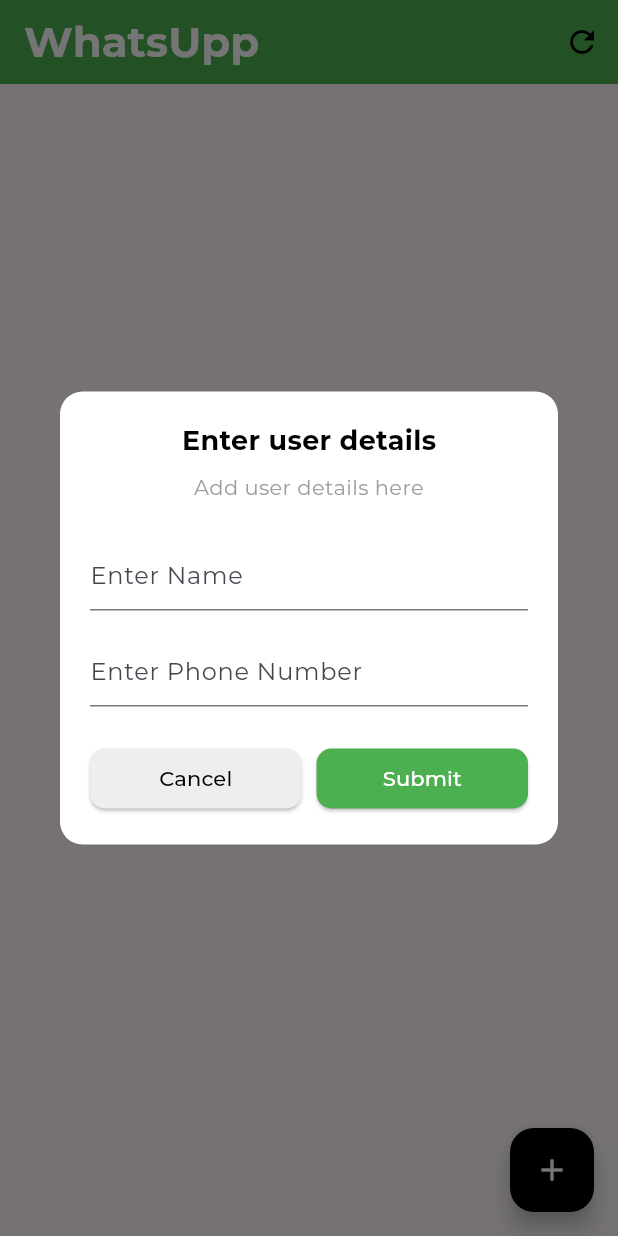
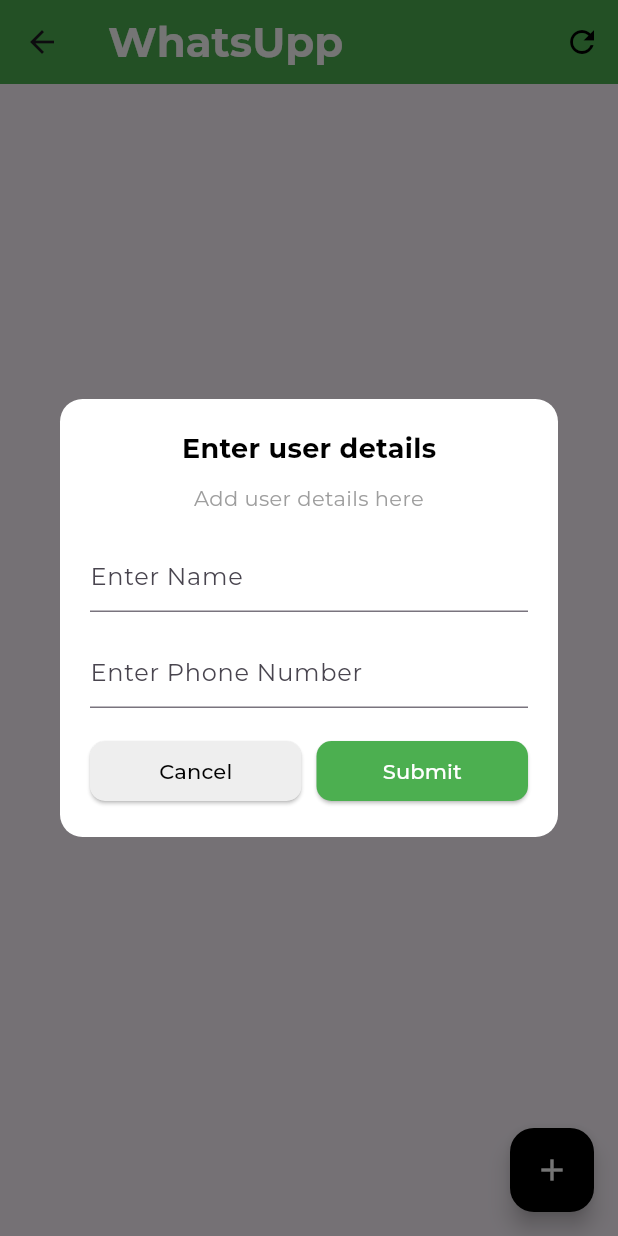
Before and after one commit to suheerthedev/complete_chat_app, a Flutter app: the UserInfoView screen opened by its route, after a tap on "Done", after a tap on the "add" icon, on a phone screen of 412 x 824 dp. Run offline on Flutter 3.47's test engine with Material 3 defaults, Android fonts, the phone set to English and light mode, and no system bars; our stand-ins replace cloud_firestore, firebase_auth, firebase_core, flutter_otp_text_field, font_awesome_flutter, image_picker and 3 more; accounts and stored records are empty; project files that could hold a hidden picture were left out.

Commit message:
Added Dialog

```diff
--- a/lib/app/app.dart
+++ b/lib/app/app.dart
@@ -9,6 +9,7 @@ import 'package:alwan_chat_app/ui/views/phone_registration/phone_registration_vi
 import 'package:alwan_chat_app/ui/views/user_info/user_info_view.dart';
 import 'package:alwan_chat_app/services/phone_auth_service.dart';
 import 'package:alwan_chat_app/ui/views/chat/chat_view.dart';
+import 'package:alwan_chat_app/ui/dialogs/user_input/user_input_dialog.dart';
 // @stacked-import
 
 @StackedApp(
@@ -34,7 +35,8 @@ import 'package:alwan_chat_app/ui/views/chat/chat_view.dart';
   ],
   dialogs: [
     StackedDialog(classType: InfoAlertDialog),
-    // @stacked-dialog
+    StackedDialog(classType: UserInputDialog),
+// @stacked-dialog
   ],
 )
 class App {}
--- a/lib/ui/dialogs/user_input/user_input_dialog.dart
+++ b/lib/ui/dialogs/user_input/user_input_dialog.dart
@@ -1,18 +1,27 @@
 import 'package:flutter/material.dart';
+import 'package:alwan_chat_app/ui/common/ui_helpers.dart';
+import 'package:stacked/stacked.dart';
 import 'package:stacked_services/stacked_services.dart';
 
-class UserInputDialog extends StatelessWidget {
+import 'user_input_dialog_model.dart';
+
+class UserInputDialog extends StackedView<UserInputDialogModel> {
   final DialogRequest request;
   final Function(DialogResponse) completer;
 
-  const UserInputDialog(
-      {Key? key, required this.request, required this.completer})
-      : super(key: key);
+  const UserInputDialog({
+    Key? key,
+    required this.request,
+    required this.completer,
+  }) : super(key: key);
 
   @override
-  Widget build(BuildContext context) {
+  Widget builder(
+    BuildContext context,
+    UserInputDialogModel viewModel,
+    Widget? child,
+  ) {
     final List<Widget> inputFields = request.data as List<Widget>? ?? [];
-
     return Dialog(
       shape: RoundedRectangleBorder(borderRadius: BorderRadius.circular(15)),
       backgroundColor: Colors.white,
@@ -31,7 +40,7 @@ class UserInputDialog extends StatelessWidget {
                   color: Colors.black,
                 ),
               ),
-            const SizedBox(height: 8),
+            verticalSpaceSmall,
             if (request.description != null)
               Text(
                 request.description!,
@@ -41,7 +50,7 @@ class UserInputDialog extends StatelessWidget {
                 ),
                 textAlign: TextAlign.center,
               ),
-            const SizedBox(height: 16),
+            verticalSpaceSmall,
 
             // Input Fields Section
             Column(
@@ -53,7 +62,7 @@ class UserInputDialog extends StatelessWidget {
               }).toList(),
             ),
 
-            const SizedBox(height: 16),
+            verticalSpaceSmall,
 
             // Action Buttons Section
             Row(
@@ -106,4 +115,8 @@ class UserInputDialog extends StatelessWidget {
       ),
     );
   }
+
+  @override
+  UserInputDialogModel viewModelBuilder(BuildContext context) =>
+      UserInputDialogModel();
 }
--- a/lib/ui/views/chat/chat_view.dart
+++ b/lib/ui/views/chat/chat_view.dart
@@ -1,28 +1,22 @@
 import 'package:flutter/material.dart';
-import 'package:stacked/stacked.dart';
 
-import 'chat_viewmodel.dart';
+class ChatView extends StatelessWidget {
+  final String chatId;
+  final String userName;
 
-class ChatView extends StackedView<ChatViewModel> {
-  const ChatView({Key? key}) : super(key: key);
+  const ChatView({Key? key, required this.chatId, required this.userName})
+      : super(key: key);
 
   @override
-  Widget builder(
-    BuildContext context,
-    ChatViewModel viewModel,
-    Widget? child,
-  ) {
+  Widget build(BuildContext context) {
     return Scaffold(
-      backgroundColor: Theme.of(context).colorScheme.background,
-      body: Container(
-        padding: const EdgeInsets.only(left: 25.0, right: 25.0),
+      appBar: AppBar(
+        title: Text(userName),
+        backgroundColor: Colors.green,
+      ),
+      body: Center(
+        child: Text('Chat with $userName (Chat ID: $chatId)'),
       ),
     );
   }
-
-  @override
-  ChatViewModel viewModelBuilder(
-    BuildContext context,
-  ) =>
-      ChatViewModel();
 }
--- a/lib/ui/views/home/home_view.dart
+++ b/lib/ui/views/home/home_view.dart
@@ -14,7 +14,7 @@ class HomeView extends StackedView<HomeViewModel> {
   ) {
     return Scaffold(
       appBar: AppBar(
-        automaticallyImplyLeading: false,
+        automaticallyImplyLeading: true,
         title: const Text(
           'WhatsUpp',
           style: TextStyle(
@@ -24,7 +24,10 @@ class HomeView extends StackedView<HomeViewModel> {
         elevation: 0,
         actions: [
           IconButton(
-            icon: const Icon(Icons.refresh,color: Colors.black,),
+            icon: const Icon(
+              Icons.refresh,
+              color: Colors.black,
+            ),
             onPressed: () => viewModel.fetchChats(),
           ),
         ],
@@ -45,23 +48,30 @@ class HomeView extends StackedView<HomeViewModel> {
                   },
                 ),
       floatingActionButton: FloatingActionButton(
-        backgroundColor: Colors.black,
+          backgroundColor: Colors.black,
           onPressed: () {
             viewModel.addUser();
             viewModel.rebuildUi();
           },
-          child: const Icon(Icons.add,color: Colors.white,)),
+          child: const Icon(
+            Icons.add,
+            color: Colors.white,
+          )),
     );
   }
 
   Widget _chatItem(String name, String message, String time) {
     return GestureDetector(
-      onTap: (){
+      onTap: () {
         //Navigate to chat screen
       },
       child: ListTile(
-
-        leading:  CircleAvatar(backgroundColor: Colors.green,child: Icon(FontAwesomeIcons.user,color: Colors.white,)),
+        leading: const CircleAvatar(
+            backgroundColor: Colors.green,
+            child: Icon(
+              FontAwesomeIcons.user,
+              color: Colors.white,
+            )),
         title: Text(name, style: const TextStyle(fontWeight: FontWeight.bold)),
         subtitle: Text(message, maxLines: 1, overflow: TextOverflow.ellipsis),
         trailing: Column(
```
Also changed, not shown: lib/app/app.dialogs.dart (+4 -3 lines), lib/app/app.router.dart (+49 -5 lines), 1 other file.
